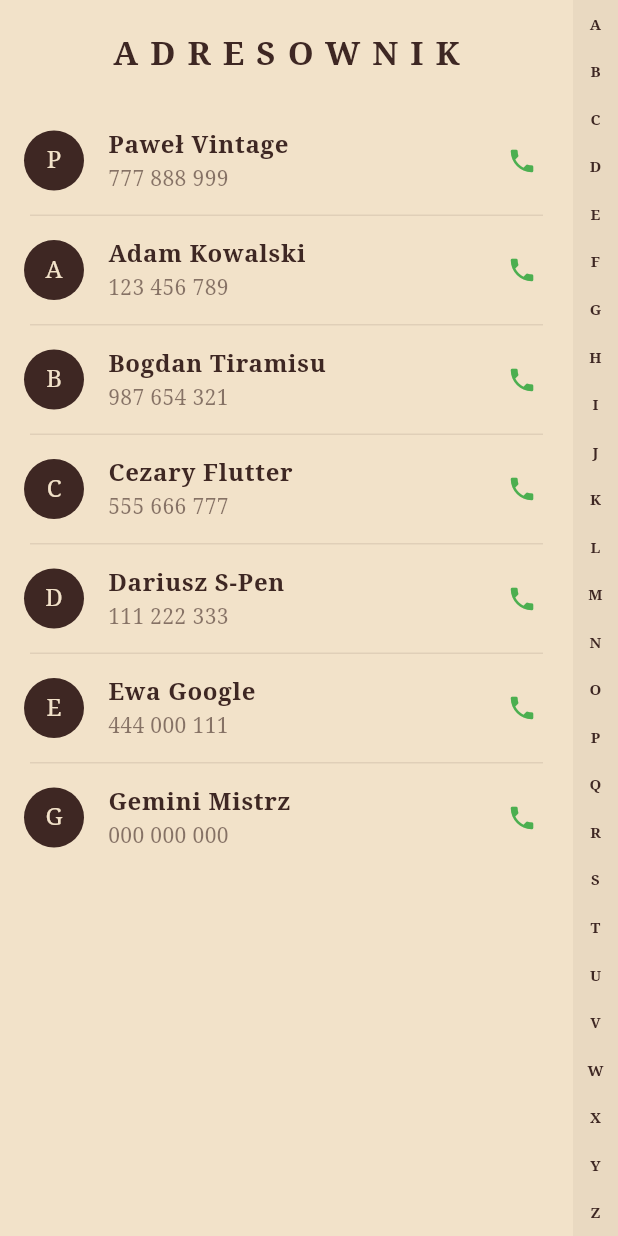
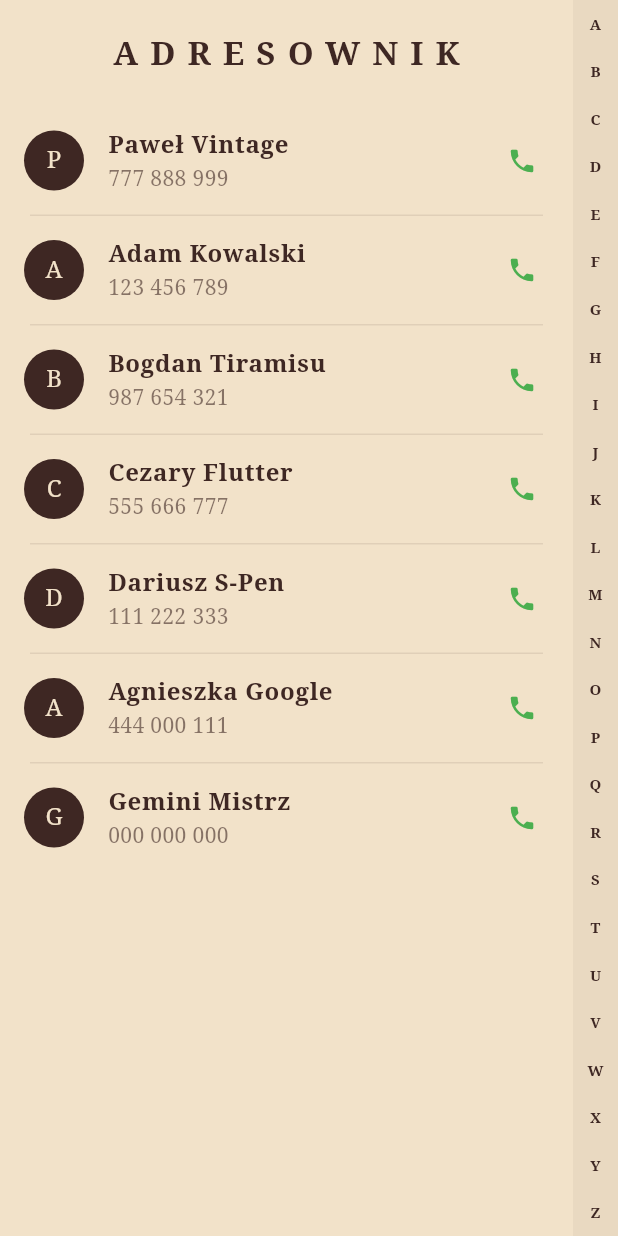
Before and after one commit to pszyma2/vintage_organizer, a Flutter app: the ContactsView screen opened directly, on a phone screen of 412 x 824 dp. Run offline on Flutter 3.47's test engine with Material 3 defaults, Android fonts, the phone set to English and light mode, and no system bars.

Commit message:
ksiazka adresowaz aga

```diff
--- a/lib/contacts_view.dart
+++ b/lib/contacts_view.dart
@@ -15,7 +15,7 @@ class _ContactsViewState extends State<ContactsView> {
     {"name": "Bogdan Tiramisu", "phone": "987 654 321"},
     {"name": "Cezary Flutter", "phone": "555 666 777"},
     {"name": "Dariusz S-Pen", "phone": "111 222 333"},
-    {"name": "Ewa Google", "phone": "444 000 111"},
+    {"name": "Agnieszka Google", "phone": "444 000 111"},
     {"name": "Gemini Mistrz", "phone": "000 000 000"},
   ];
 
```
